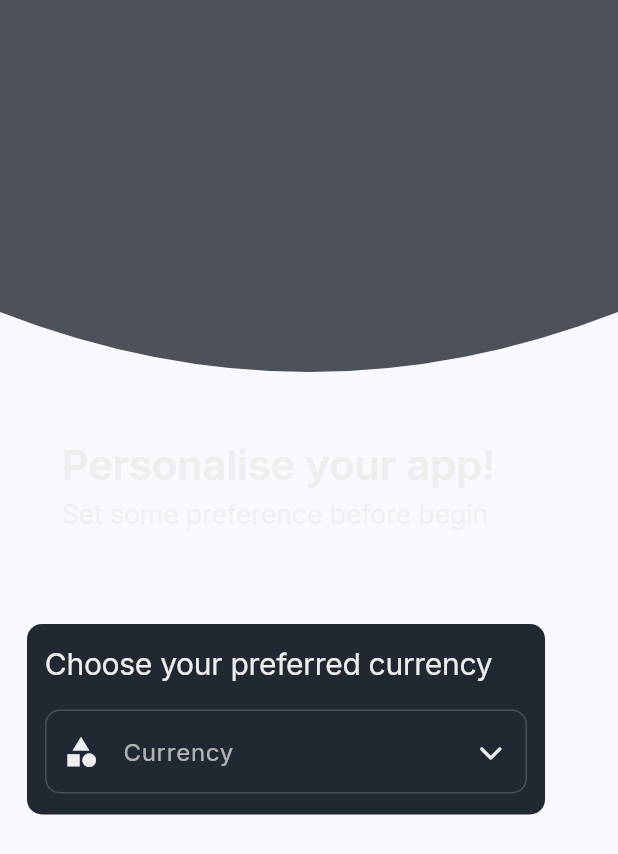
After one commit to oAndBtech/spend-sync, a Flutter app: the WelocomeSettings screen opened directly, on a phone screen of 412 x 824 dp. The commit adds this screen. Shown: the top 854 px of the screen. Run offline on Flutter 3.47's test engine with Material 3 defaults, Android fonts, the light colour scheme and no system bars; our stand-ins replace firebase_auth, firebase_core, fl_chart, flutter_custom_clippers, flutter_speed_dial, fluttertoast and 3 more; missing offline and left inert: currency_picker, flutter_facebook_auth; accounts and stored records are empty.

Commit message:
welcome settings added, some work remaining

```diff
--- a/frontend/lib/const/fontSizes.dart
+++ b/frontend/lib/const/fontSizes.dart
@@ -20,6 +20,11 @@ class fontSizes {
   final double skipDialogButtons = 16;
   final double loginNeedHelp = 16;
   final double loginContactUsButton = 16;
+
+  // WelcomeSettings
+  final double perTextWS = 28;
+  final double lowerPerTextWS = 18;
+  final double questionsSize = 20;
 
   // Activity
   final double activityCardHeader = 18;
--- /dev/null
+++ b/frontend/lib/screens/welcome_settings.dart
@@ -0,0 +1,154 @@
+import 'package:currency_picker/currency_picker.dart';
+import 'package:flutter/material.dart';
+import 'package:flutter_custom_clippers/flutter_custom_clippers.dart';
+import 'package:font_awesome_flutter/font_awesome_flutter.dart';
+import 'package:google_fonts/google_fonts.dart';
+import 'package:spend_sync/const/colors.dart';
+import 'package:spend_sync/const/fontSizes.dart';
+
+class WelocomeSettings extends StatefulWidget {
+  const WelocomeSettings({super.key});
+
+  @override
+  State<WelocomeSettings> createState() => _WelocomeSettingsState();
+}
+
+class _WelocomeSettingsState extends State<WelocomeSettings> {
+  @override
+  Widget build(BuildContext context) {
+    String currencyName = 'Currency';
+    double width = MediaQuery.of(context).size.width;
+    int currentPage = 0;
+    return Scaffold(
+        body: SafeArea(
+            child: SingleChildScrollView(
+                child: Center(
+                    child: Column(
+                        crossAxisAlignment: CrossAxisAlignment.start,
+                        children: [
+          ClipPath(
+            clipper: OvalBottomBorderClipper(),
+            child: Container(
+              height: 248,
+              color: darkModeColors().cardColor.withOpacity(0.8),
+            ),
+          ),
+          const SizedBox(
+            height: 42,
+          ),
+          Padding(
+            padding: EdgeInsets.only(left: width * 0.1),
+            child: Text(
+              'Personalise your app!',
+              style: GoogleFonts.inter(
+                  color: darkModeColors().textColor,
+                  fontSize: fontSizes().perTextWS,
+                  letterSpacing: -0.2,
+                  fontWeight: FontWeight.w600),
+            ),
+          ),
+          Padding(
+            padding: EdgeInsets.only(left: width * 0.1),
+            child: Text(
+              'Set some preference before begin',
+              style: GoogleFonts.inter(
+                  color: darkModeColors().secondaryTextColor,
+                  fontSize: fontSizes().lowerPerTextWS,
+                  letterSpacing: -0.2,
+                  fontWeight: FontWeight.w400),
+            ),
+          ),
+          SizedBox(
+            height: 36,
+          ),
+          Padding(
+            padding: const EdgeInsets.only(top: 24, left: 18, right: 18),
+            child: Container(
+              decoration: BoxDecoration(
+                color: darkModeColors().cardColor,
+                borderRadius: BorderRadius.circular(10),
+              ),
+              child: Padding(
+                padding: const EdgeInsets.all(12),
+                child: Column(
+                  crossAxisAlignment: CrossAxisAlignment.start,
+                  children: [
+                    Text(
+                      'Choose your preferred currency',
+                      style: GoogleFonts.inter(
+                          color: darkModeColors().textColor,
+                          fontSize: fontSizes().questionsSize,
+                          letterSpacing: -0.2,
+                          fontWeight: FontWeight.w400),
+                    ),
+                    const SizedBox(height: 16),
+                    SizedBox(
+                      height: 58,
+                      width: width * 0.78,
+                      child: TextField(
+                        decoration: InputDecoration(
+                          hintText: currencyName,
+                          hintStyle: GoogleFonts.inter(
+                            color: darkModeColors().textColor.withOpacity(0.7),
+                          ),
+                          prefixIcon: const Icon(Icons.category),
+                          prefixIconColor: darkModeColors().textColor,
+                          suffixIcon: IconButton(
+                            icon: const Icon(
+                              FontAwesomeIcons.chevronDown,
+                              size: 16,
+                            ),
+                            color: darkModeColors().textColor,
+                            onPressed: () async {
+                              showCurrencyPicker(
+                                context: context,
+                                showFlag: true,
+                                showSearchField: true,
+                                showCurrencyName: true,
+                                showCurrencyCode: true,
+                                favorite: ['eur'],
+                                onSelect: (Currency currency) {
+                                  setState(() {
+                                    currencyName = currency.name;
+                                  });
+
+                                  // TODO: change currency name and symbol when changed
+                                  // TODO: also add pageview.builder to change questions
+                                },
+                              );
+                            },
+                          ),
+                          suffixIconColor: darkModeColors().textColor,
+                          enabledBorder: OutlineInputBorder(
+                            borderRadius: BorderRadius.circular(10),
+                            borderSide: BorderSide(
+                                width: 1,
+                                color: darkModeColors()
+                                    .textColor
+                                    .withOpacity(0.2)),
+                          ),
+                          focusedBorder: OutlineInputBorder(
+                            borderRadius: BorderRadius.circular(10),
+                            borderSide: BorderSide(
+                                width: 1,
+                                color: darkModeColors()
+                                    .textColor
+                                    .withOpacity(0.2)),
+                          ),
+                        ),
+                        style: GoogleFonts.inter(
+                          color: darkModeColors().textColor,
+                        ),
+                        readOnly: true,
+                        // controller:
+                        //     TextEditingController(text: selectedCategory),
+                      ),
+                    ),
+                  ],
+                ),
+              ),
+            ),
+          ),
+        ])))));
+  }
+}
--- a/frontend/pubspec.yaml
+++ b/frontend/pubspec.yaml
@@ -46,6 +46,7 @@ dependencies:
   firebase_auth: ^4.7.2
   google_sign_in: ^6.1.5
   flutter_facebook_auth: ^6.0.2
+  currency_picker: ^2.0.19
 
 dev_dependencies:
   flutter_test:
```
Also changed, not shown: frontend/pubspec.lock.
